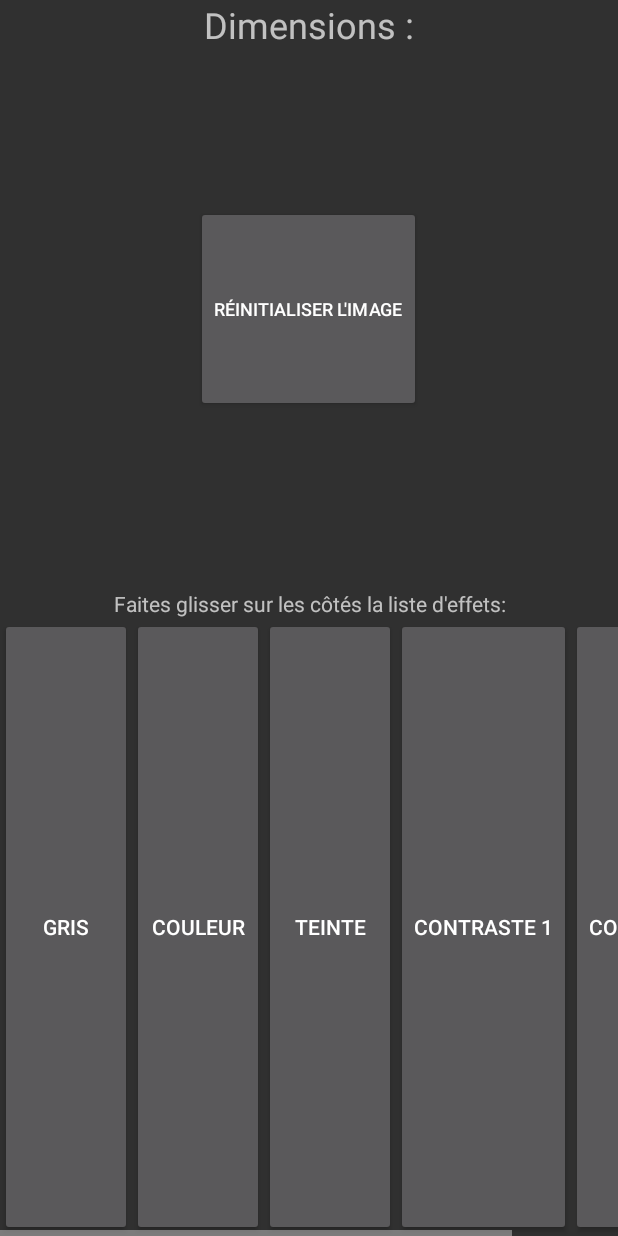
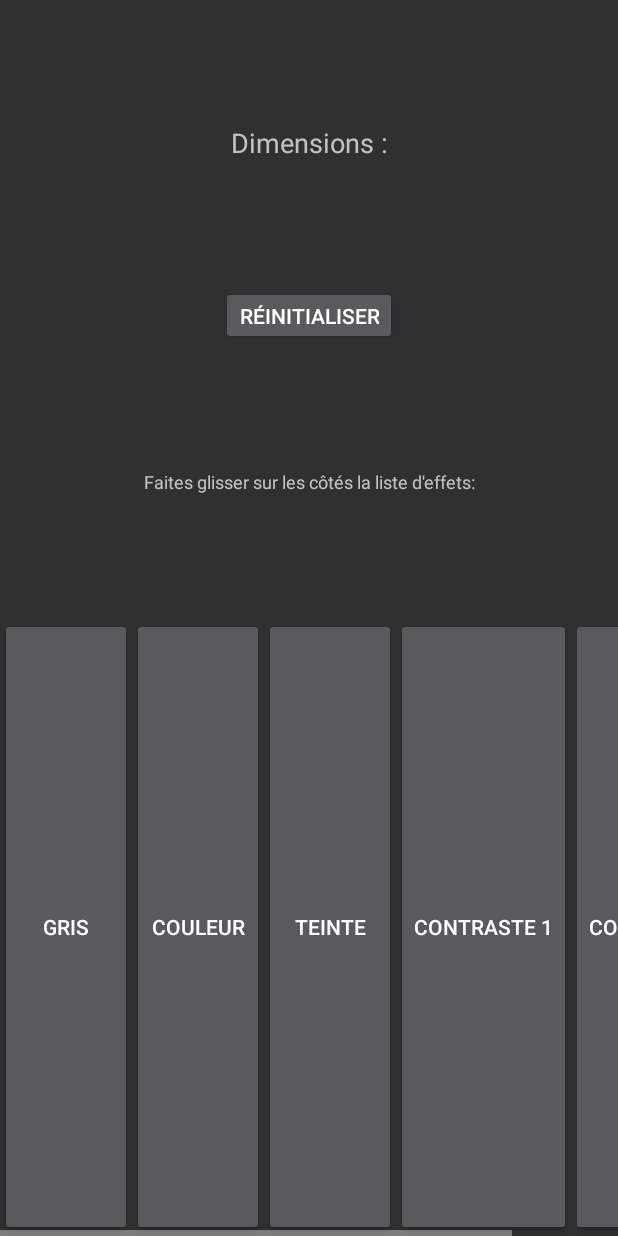
Before and after one commit to ROMAINPC/ProjetL3-Bitmap, an Android app: the layout effects_list.xml on its own in the app's theme, with its tools: preview values and no code run, on a phone screen of 412 x 824 dp. Run offline under Robolectric (Android 15) with nearby library versions, the phone set to English and light mode, and no system bars.

Commit message:
Layout minor changes

```diff
--- a/app/src/main/AndroidManifest.xml
+++ b/app/src/main/AndroidManifest.xml
@@ -9,7 +9,9 @@
         android:roundIcon="@mipmap/ic_launcher_round"
         android:supportsRtl="true"
         android:theme="@style/Theme.AppCompat.NoActionBar">
-        <activity android:name=".activities.MainActivity">
+        <activity android:name=".activities.MainActivity"
+            android:configChanges="orientation"
+            android:screenOrientation="portrait">
             <intent-filter>
                 <action android:name="android.intent.action.MAIN" />
 
--- a/app/src/main/res/layout/effects_list.xml
+++ b/app/src/main/res/layout/effects_list.xml
@@ -8,23 +8,29 @@
     <Button
         android:id="@+id/bReset"
         android:layout_width="wrap_content"
-        android:layout_height="0dp"
-        android:text="Réinitialiser l'image"
-        android:textSize="12sp"
+        android:layout_height="wrap_content"
+        android:text="Réinitialiser"
+        android:minHeight="30dip"
+        app:autoSizeMaxTextSize="20sp"
+        app:autoSizeMinTextSize="6sp"
+        app:autoSizeTextType="uniform"
         app:layout_constraintBottom_toTopOf="@+id/textView2"
         app:layout_constraintEnd_toEndOf="parent"
-        app:layout_constraintHorizontal_bias="0.498"
+        app:layout_constraintHorizontal_bias="0.5"
         app:layout_constraintStart_toStartOf="parent"
         app:layout_constraintTop_toBottomOf="@+id/dimensionsLabel" />
 
     <TextView
         android:id="@+id/dimensionsLabel"
+        android:layout_width="0dp"
+        android:layout_height="wrap_content"
         android:gravity="top"
-        android:layout_width="0dp"
-        android:layout_height="0dp"
         android:text="Dimensions :"
         android:textAlignment="center"
-        android:textSize="24sp"
+        android:textSize="18sp"
+        app:autoSizeMaxTextSize="24sp"
+        app:autoSizeMinTextSize="6sp"
+        app:autoSizeTextType="uniform"
         app:layout_constraintBottom_toTopOf="@+id/bReset"
         app:layout_constraintEnd_toEndOf="parent"
         app:layout_constraintStart_toStartOf="parent"
@@ -33,10 +39,14 @@
     <TextView
         android:id="@+id/textView2"
         android:layout_width="0dp"
-        android:layout_height="0dp"
+        android:layout_height="wrap_content"
+        android:gravity="bottom"
         android:text="Faites glisser sur les côtés la liste d'effets:"
         android:textAlignment="center"
-        android:gravity="bottom"
+        android:textSize="12sp"
+        app:autoSizeMaxTextSize="14sp"
+        app:autoSizeMinTextSize="4sp"
+        app:autoSizeTextType="uniform"
         app:layout_constraintBottom_toTopOf="@+id/guideline"
         app:layout_constraintEnd_toEndOf="parent"
         app:layout_constraintStart_toStartOf="parent"
@@ -70,7 +80,8 @@
                 android:layout_height="match_parent"
                 android:layout_weight="1"
                 android:onClick="onClickEffect"
-                android:text="Gris" />
+                android:text="Gris"
+                />
 
             <Button
                 android:id="@+id/bColor"
```
